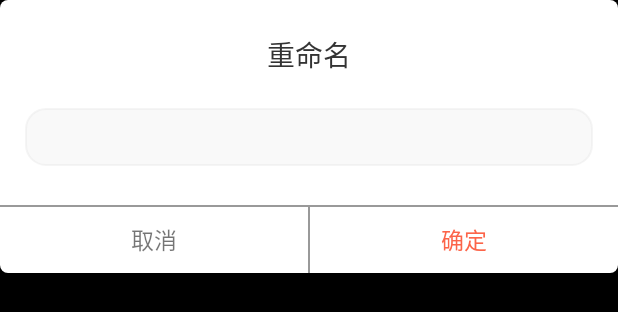
After one commit to YsInHZ/MyPublicFarm, an Android app: the layout dialog_rename.xml on its own in the app's theme, with its tools: preview values and no code run, on a phone screen of 412 x 824 dp. The commit adds this screen. Shown: the top 312 px of the screen. Run offline under Robolectric (Android 15) with nearby library versions, the phone set to English and light mode, and no system bars; network calls fail.

Commit message:
更改文件名UI

```diff
--- a/app/src/main/java/com/ys/administrator/mydemo/activity/ProgressChoiseActivity.java
+++ b/app/src/main/java/com/ys/administrator/mydemo/activity/ProgressChoiseActivity.java
@@ -46,9 +46,9 @@ public class ProgressChoiseActivity extends BaseActivity {
         lists = new ArrayList<>();
         lists.add(new StatusListBean.ListBean("装修项目基础资料"));
         if(!isSmall){
-            lists.add(new StatusListBean.ListBean("图审上报资料"));
-            lists.add(new StatusListBean.ListBean("土建图纸"));
+            lists.add(new StatusListBean.ListBean("图审合格资料"));
         }
+        lists.add(new StatusListBean.ListBean("工程基本信息"));
         lists.add(new StatusListBean.ListBean("装修图纸"));
         lists.add(new StatusListBean.ListBean("其他资料"));
     }
--- a/app/src/main/java/com/ys/administrator/mydemo/base/MyModel.java
+++ b/app/src/main/java/com/ys/administrator/mydemo/base/MyModel.java
@@ -1,6 +1,7 @@
 package com.ys.administrator.mydemo.base;
 
 import android.os.Handler;
+import android.util.Log;
 
 //import com.example.administrator.mydemo.download_util.DownLoadManager;
 import com.alibaba.fastjson.JSON;
@@ -93,6 +94,7 @@ public class MyModel  {
      * @param callback ICallBack
      */
     public static void getNetData (Observable observable,ICallBack callback){
+//        Log.d("httppost", observable.);
         initRetrofit();
         observable.subscribeOn(Schedulers.io())
                 .unsubscribeOn(Schedulers.io())
@@ -105,6 +107,7 @@ public class MyModel  {
 
                     @Override
                     public void onNext(Response<Object> o) {
+                        Log.d("httppost", o.raw().networkResponse().request().url().toString());
                         String s = JSON.toJSONString(o.body());
 //                        boolean b = o.body() instanceof BaseBean;
                         if(o.isSuccessful() && o.body()!=null /*&& b*/){
@@ -125,6 +128,7 @@ public class MyModel  {
 
                     @Override
                     public void onError(Throwable e) {
+                        Log.d("httppost", e.getLocalizedMessage()+"'");
                         callback.onFailure(e.getLocalizedMessage()+"");
                     }
 
--- /dev/null
+++ b/app/src/main/res/layout/dialog_rename.xml
@@ -0,0 +1,62 @@
+<?xml version="1.0" encoding="utf-8"?>
+<RelativeLayout
+    xmlns:android="http://schemas.android.com/apk/res/android" android:layout_width="match_parent"
+    android:background="#000"
+    android:layout_height="match_parent">
+    <RelativeLayout
+        android:layout_width="match_parent"
+        android:background="@drawable/index_dialog_bg"
+        android:layout_height="wrap_content">
+        <TextView
+            android:id="@+id/nm"
+            android:layout_width="wrap_content"
+            android:layout_centerHorizontal="true"
+            android:padding="20dp"
+            android:text="重命名"
+            android:textSize="17sp"
+            android:textColor="@color/color333"
+            android:layout_height="wrap_content" />
+
+        <EditText
+            android:id="@+id/etName"
+            android:layout_below="@id/nm"
+            android:layout_width="match_parent"
+            android:layout_marginLeft="15dp"
+            android:layout_marginRight="15dp"
+            android:layout_marginBottom="25dp"
+            android:gravity="center"
+            android:background="@drawable/index_item_white_text_bg"
+            android:layout_height="35dp" />
+        <LinearLayout
+            android:id="@+id/ll"
+            android:layout_below="@id/etName"
+            android:layout_width="match_parent"
+            android:layout_height="40dp">
+            <TextView
+                android:id="@+id/tvCancel"
+                android:layout_width="0dp"
+                android:layout_weight="1"
+                android:gravity="center"
+                android:text="取消"
+                android:layout_height="match_parent" />
+            <View
+                android:layout_width="1dp"
+                android:layout_height="match_parent"
+                android:background="@color/color999"/>
+            <TextView
+                android:id="@+id/tvSure"
+                android:layout_width="0dp"
+                android:layout_weight="1"
+                android:textColor="@color/color_fc6449"
+                android:text="确定"
+                android:gravity="center"
+                android:layout_height="match_parent" />
+        </LinearLayout>
+        <View
+            android:layout_width="match_parent"
+            android:layout_height="1dp"
+            android:layout_above="@id/ll"
+            android:background="@color/color999"/>
+    </RelativeLayout>
+
+</RelativeLayout>
```
Also changed, not shown: app/src/main/java/com/ys/administrator/mydemo/activity/ProjectDetialActivity.java (+27 -14 lines), app/src/main/java/com/ys/administrator/mydemo/activity/ProjectEditActivity.java (+8 -7 lines), app/src/main/java/com/ys/administrator/mydemo/activity/UpLoadDataActivity.java (+63 -26 lines), app/src/main/java/com/ys/administrator/mydemo/adapter/RestaurantMenuRightAdapter.java (+16 -13 lines), app/src/main/java/com/ys/administrator/mydemo/model/ProjectInfoBean.java (+11 -0 lines), app/src/main/res/layout/activity_up_load_data.xml (+18 -19 lines), app/src/main/res/layout/item_fileup_file.xml (+18 -2 lines), app/src/main/res/values/arrays.xml (+10 -17 lines).
